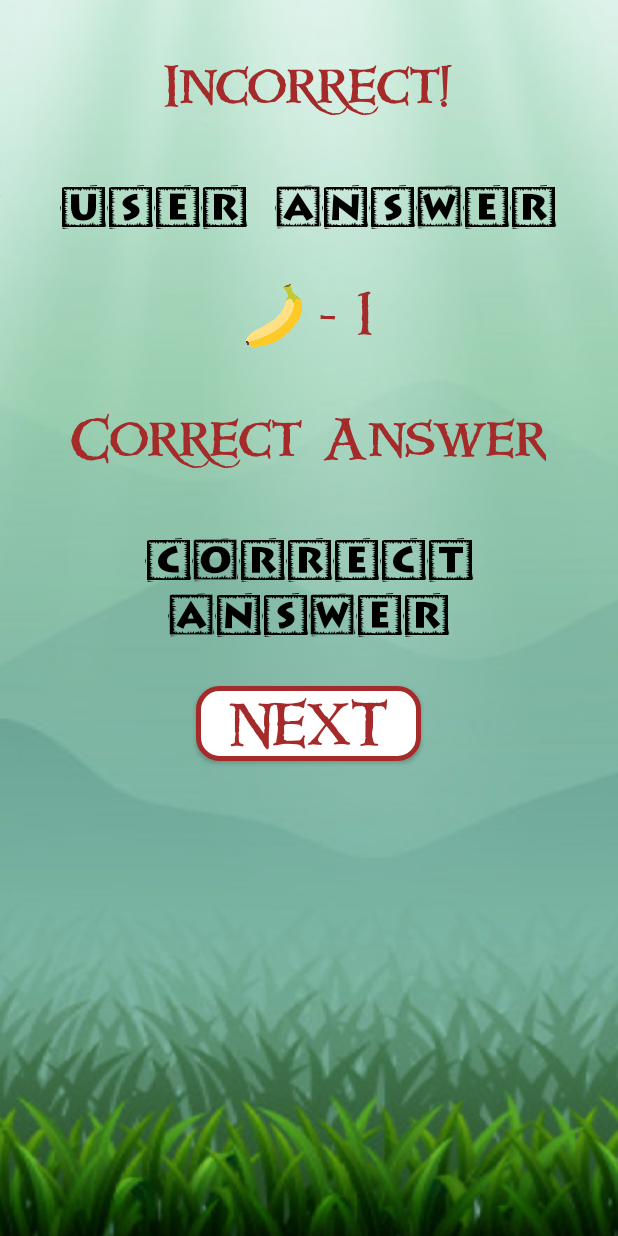
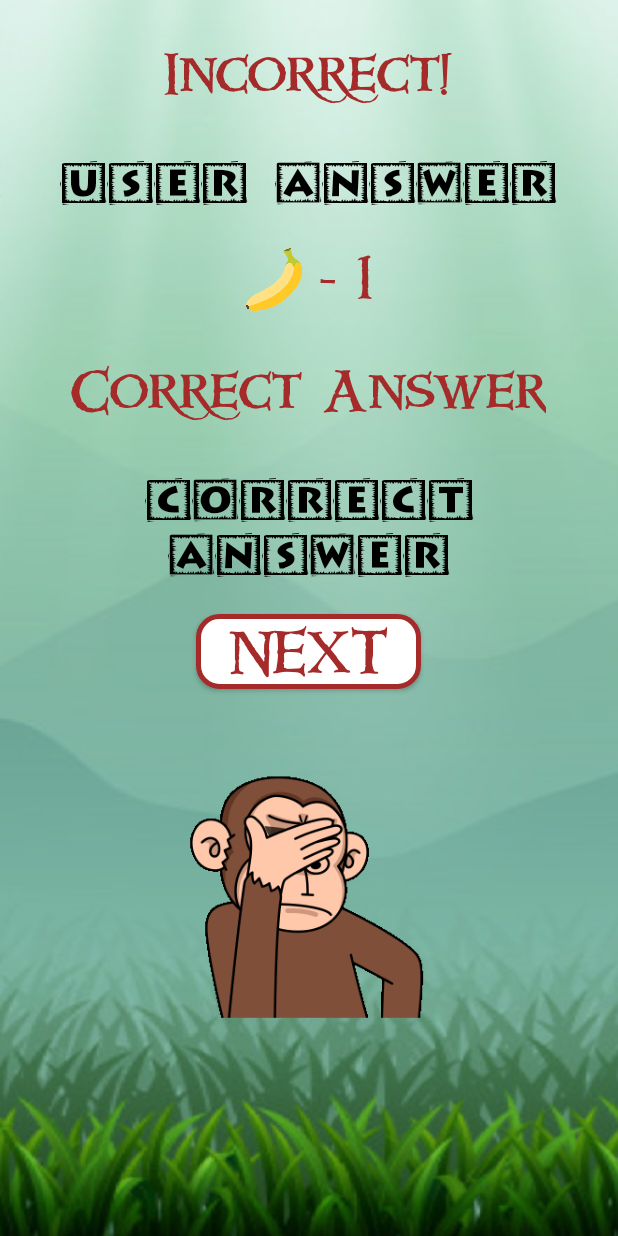
Before and after one commit to vishalnomula/AgileApes-master, an Android app: the IncorrectAnswerActivity screen opened directly, with no data from a screen before it, on a phone screen of 412 x 824 dp. Run offline under Robolectric (Android 15) with nearby library versions, the light colour scheme and no system bars.

Commit message:
gifs included

```diff
--- a/app/build.gradle
+++ b/app/build.gradle
@@ -25,4 +25,5 @@ dependencies {
     testImplementation 'junit:junit:4.12'
     androidTestImplementation 'com.android.support.test:runner:1.0.2'
     androidTestImplementation 'com.android.support.test.espresso:espresso-core:3.0.2'
+    implementation 'pl.droidsonroids.gif:android-gif-drawable:1.2.16'
 }
--- a/app/src/main/res/layout/activity_incorrect_answer.xml
+++ b/app/src/main/res/layout/activity_incorrect_answer.xml
@@ -13,7 +13,7 @@
         android:layout_height="50dp"
 
         android:layout_marginStart="152dp"
-        android:layout_marginTop="32dp"
+        android:layout_marginTop="24dp"
         android:layout_marginEnd="152dp"
         android:background="@drawable/my_button_bg"
         android:fontFamily="@font/windlass"
@@ -32,7 +32,7 @@
         android:layout_width="wrap_content"
         android:layout_height="wrap_content"
         android:layout_marginStart="124dp"
-        android:layout_marginTop="32dp"
+        android:layout_marginTop="24dp"
         android:layout_marginEnd="125dp"
         android:fontFamily="@font/windlass"
         android:text="Incorrect!"
@@ -48,7 +48,7 @@
         android:layout_width="wrap_content"
         android:layout_height="wrap_content"
         android:layout_marginStart="30dp"
-        android:layout_marginTop="32dp"
+        android:layout_marginTop="24dp"
         android:layout_marginEnd="31dp"
         android:fontFamily="@font/tacobox_"
         android:text="user answer"
@@ -63,7 +63,7 @@
         android:layout_width="60dp"
         android:layout_height="50dp"
         android:layout_marginStart="8dp"
-        android:layout_marginTop="32dp"
+        android:layout_marginTop="24dp"
         android:layout_marginEnd="32dp"
         app:layout_constraintEnd_toEndOf="parent"
         app:layout_constraintHorizontal_bias="0.463"
@@ -89,7 +89,7 @@
         android:layout_width="wrap_content"
         android:layout_height="wrap_content"
         android:layout_marginStart="103dp"
-        android:layout_marginTop="32dp"
+        android:layout_marginTop="24dp"
         android:layout_marginEnd="104dp"
         android:fontFamily="@font/windlass"
         android:text="Correct Answer"
@@ -103,7 +103,7 @@
         android:id="@+id/tvIncorrectAnswerCorrectAnswer"
         android:layout_width="wrap_content"
         android:layout_height="wrap_content"
-        android:layout_marginTop="32dp"
+        android:layout_marginTop="24dp"
         android:fontFamily="@font/tacobox_"
         android:text="correct answer"
         android:textAlignment="center"
@@ -114,4 +114,16 @@
         app:layout_constraintStart_toStartOf="parent"
         app:layout_constraintTop_toBottomOf="@+id/tvIncorrectAnswerCorrectAnswerIs" />
 
+    <pl.droidsonroids.gif.GifImageView
+        android:id="@+id/ivIncorrectAnswerSadMonkeyTransparentBackground"
+        android:layout_width="193dp"
+        android:layout_height="222dp"
+        android:layout_marginStart="109dp"
+        android:layout_marginTop="24dp"
+        android:layout_marginEnd="109dp"
+        android:src="@drawable/sadmonkeytransparentbackground"
+        app:layout_constraintEnd_toEndOf="parent"
+        app:layout_constraintStart_toStartOf="parent"
+        app:layout_constraintTop_toBottomOf="@+id/btIncorrectAnswerNext" />
+
 </android.support.constraint.ConstraintLayout>
--- a/build.gradle
+++ b/build.gradle
@@ -4,6 +4,7 @@ buildscript {
     repositories {
         google()
         jcenter()
+        mavenCentral()
 
     }
     dependencies {
@@ -18,6 +19,7 @@ allprojects {
     repositories {
         google()
         jcenter()
+        mavenCentral()
 
     }
 }
```
Also changed, not shown: app/src/main/res/layout/activity_correct_answer.xml (+13 -1 lines), app/src/main/res/drawable/happymonkeytransparentbackground.gif (added), app/src/main/res/drawable/sadmonkeytransparentbackground.gif (added).
